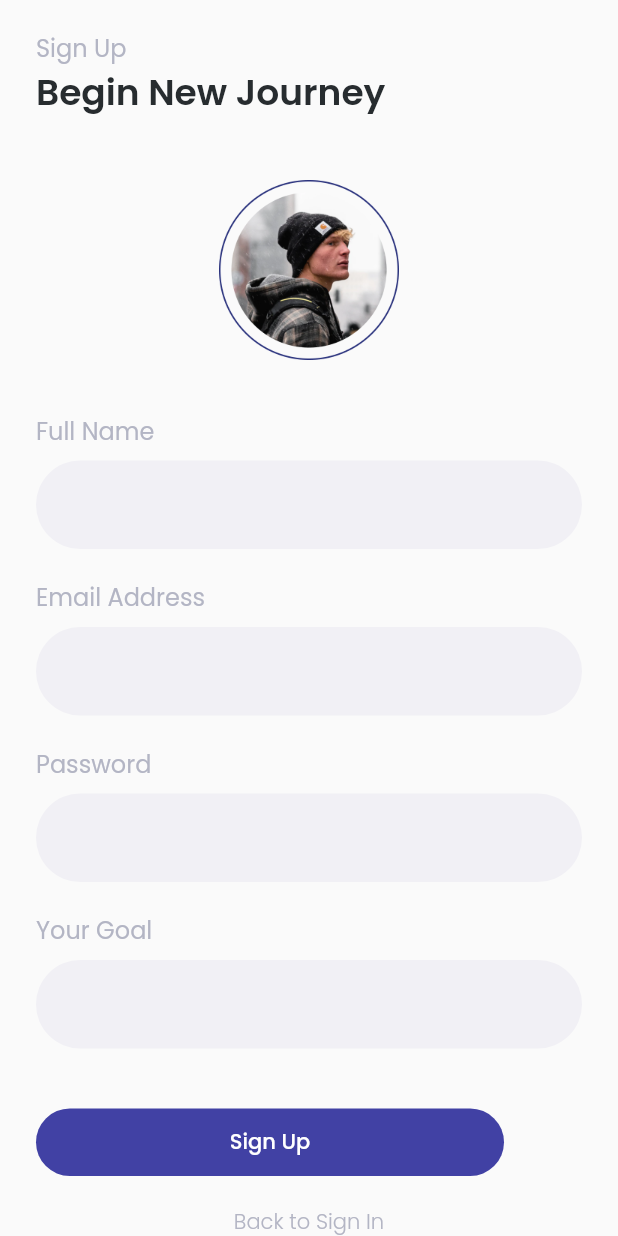
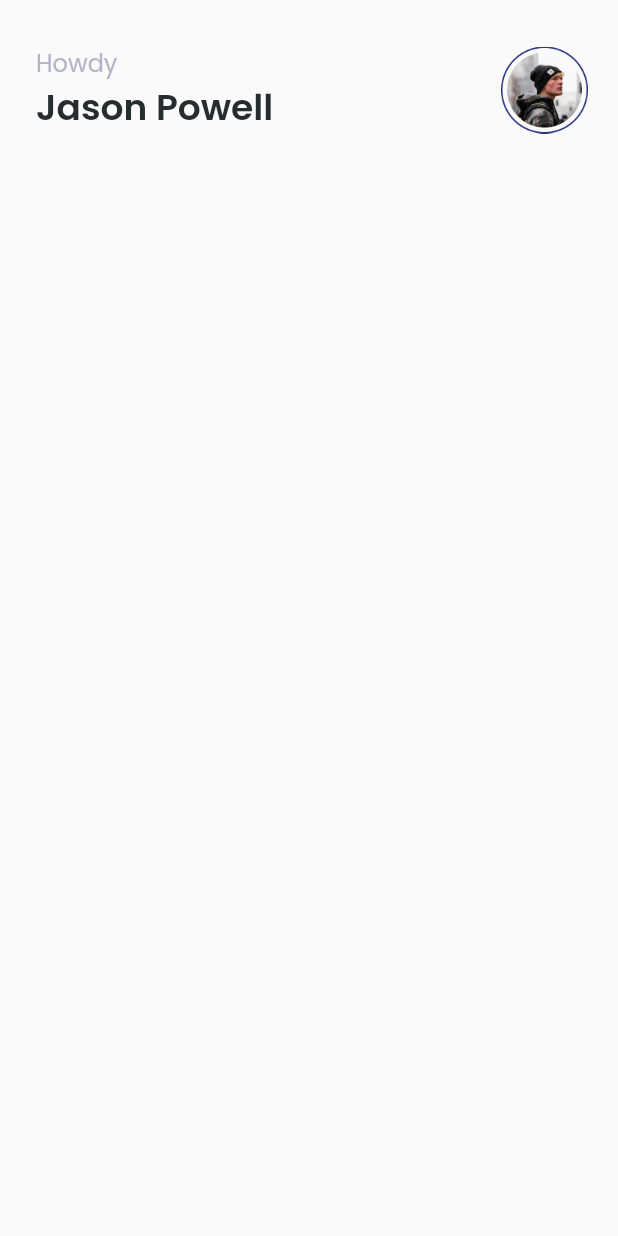
Before and after one commit to perymerdeka/future-jobs, a Flutter app: the SignUpScreen screen opened by its route, after a tap on "Sign Up", on a phone screen of 412 x 824 dp. Run offline on Flutter 3.47's test engine with Material 2 defaults, Android fonts, the phone set to English and light mode, and no system bars; our stand-ins replace email_validator, google_fonts.

Commit message:
WIP Adding Profile Menu to HomePage

```diff
--- a/lib/main.dart
+++ b/lib/main.dart
@@ -1,4 +1,5 @@
 import 'package:flutter/material.dart';
+import 'package:future_jobs/pages/home_page.dart';
 import 'package:future_jobs/pages/login_page.dart';
 import 'package:future_jobs/pages/onboarding_screen.dart';
 import 'package:future_jobs/pages/sign_up_screen.dart';
@@ -20,6 +21,7 @@ class MyApp extends StatelessWidget {
         OnBoardingScreen.routeName: (context) => const OnBoardingScreen(),
         LoginPageScreen.routeName: (context) => const LoginPageScreen(),
         SignUpScreen.routeName: (context) => const SignUpScreen(),
+        HomePageScreen.routeName : (context) => const HomePageScreen()
       },
     );
   }
--- /dev/null
+++ b/lib/pages/home_page.dart
@@ -0,0 +1,43 @@
+import 'package:flutter/material.dart';
+import 'package:future_jobs/theme/login_theme.dart';
+
+class HomePageScreen extends StatelessWidget {
+  static const routeName = '/home';
+  const HomePageScreen({Key? key}) : super(key: key);
+
+  @override
+  Widget build(BuildContext context) {
+    Widget headers() {
+      return SafeArea(
+        child: Container(
+          padding: const EdgeInsets.only(top: 30, left: 24, right: 20),
+          child: Row(
+            children: [
+              Column(
+                crossAxisAlignment: CrossAxisAlignment.start,
+                children: [
+                  Text(
+                    'Howdy',
+                    style: titleTextStyle,
+                  ),
+                  Text(
+                    'Jason Powell',
+                    style: subtitleTextStyle,
+                  )
+                ],
+              ),
+              const Spacer(),
+              Image.asset('assets/icons/user_pic.png', width: 58, height: 58,)
+            ],
+          ),
+        ),
+      );
+    }
+
+    return Scaffold(
+      body: Column(
+        children: [headers()],
+      ),
+    );
+  }
+}
--- a/lib/pages/sign_up_screen.dart
+++ b/lib/pages/sign_up_screen.dart
@@ -1,4 +1,5 @@
 import 'package:flutter/material.dart';
+import 'package:future_jobs/pages/home_page.dart';
 import 'package:future_jobs/pages/login_page.dart';
 import 'package:future_jobs/theme/login_theme.dart';
 
@@ -187,7 +188,9 @@ class _SignUpScreenState extends State<SignUpScreen> {
                 width: 312,
                 height: 45,
                 child: TextButton(
-                  onPressed: () {},
+                  onPressed: () {
+                    Navigator.pushNamed(context, HomePageScreen.routeName);
+                  },
                   child: Text(
                     'Sign Up',
                     style: buttonTextStyle,
```
Also changed, not shown: assets/icons/user_pic.png.
